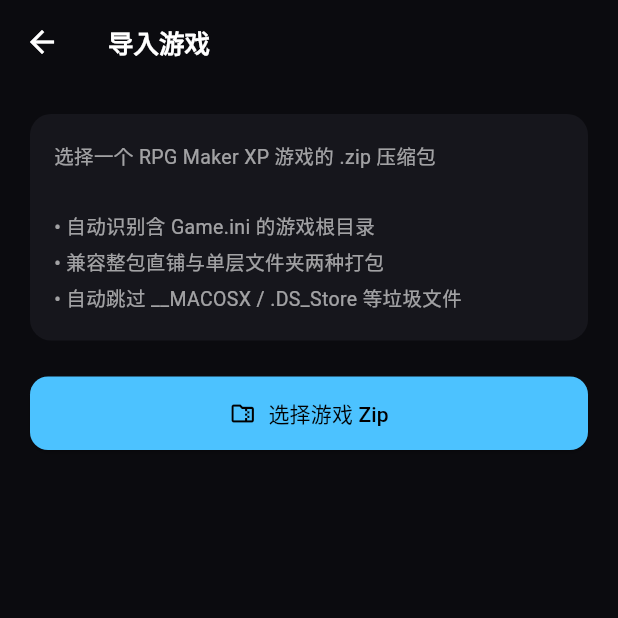
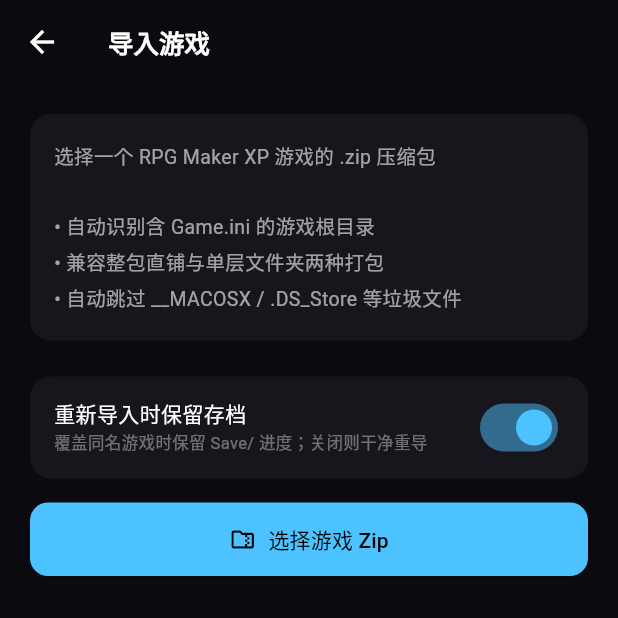
Before and after one commit to vikangliang/rpgxp-ios, a Flutter app: the ImportPage screen opened by its route, on a phone screen of 412 x 824 dp, the top half of it. Run offline on Flutter 3.47's test engine with Material 3 defaults, Android fonts, the phone set to English and light mode, and no system bars; our stand-ins replace file_picker, share_plus.

Commit message:
feat(import): 重导游戏时可选保留存档，根治吞进度
root cause: GameLibrary.importZip 在解压前 dest.delete(recursive:true) 把 games/<名>/ 整目录删掉, 存档 Save/ 一并清空, 且 UIFileSharingEnabled 未开无法 Finder 备份。

fix: importZip 增加 keepSave 参数(默认 true)。重导前若目标已存在 Save/ 则先 rename 到 games/..mkxp_save_bak_<名> 暂存, 删旧目录解压完再还原; 若 Zip 自带 Save 则覆盖, 确保用玩家自己的进度。导入失败(catch)也把暂存存档放回原位, 永不丢失。

ui: import.dart 导入页加「重新导入时保留存档」开关(默认开), 关掉即为干净重导。这样修游戏 bug 重新导入修复包时存档原封不动, 不再需要 iMazing/整机备份。

```diff
--- a/lib/screens/import.dart
+++ b/lib/screens/import.dart
@@ -16,6 +16,7 @@
   static const _card = Color(0xFF16161C);
 
   bool _importing = false;
+  bool _keepSave = true;
   String _status = '';
   double _progress = 0;
   String _currentFile = '';
@@ -28,13 +29,16 @@
       _status = '正在解压…（大游戏请耐心等待）';
     });
     try {
-      final name = await GameLibrary.importZip(onProgress: (p, file) {
+      final name = await GameLibrary.importZip(
+        onProgress: (p, file) {
         if (!mounted) return;
         setState(() {
           _progress = p;
           _currentFile = file;
         });
-      });
+      },
+        keepSave: _keepSave,
+      );
       if (!mounted) return;
       setState(() => _status = name.isEmpty ? '已取消导入' : '导入完成：$name');
       if (name.isNotEmpty) {
@@ -81,6 +85,37 @@
                 ),
               ),
               const SizedBox(height: 24),
+              Container(
+                padding: const EdgeInsets.symmetric(horizontal: 16, vertical: 10),
+                decoration: BoxDecoration(
+                  color: _card,
+                  borderRadius: BorderRadius.circular(14),
+                ),
+                child: Row(
+                  children: [
+                    const Expanded(
+                      child: Column(
+                        crossAxisAlignment: CrossAxisAlignment.start,
+                        children: [
+                          Text('重新导入时保留存档',
+                              style: TextStyle(color: Colors.white, fontSize: 14)),
+                          SizedBox(height: 2),
+                          Text('覆盖同名游戏时保留 Save/ 进度；关闭则干净重导',
+                              style: TextStyle(color: Colors.white38, fontSize: 11)),
+                        ],
+                      ),
+                    ),
+                    Switch(
+                      value: _keepSave,
+                      activeColor: _primary,
+                      onChanged: _importing
+                          ? null
+                          : (v) => setState(() => _keepSave = v),
+                    ),
+                  ],
+                ),
+              ),
+              const SizedBox(height: 16),
               ElevatedButton.icon(
                 style: ElevatedButton.styleFrom(
                   backgroundColor: _primary,
--- a/lib/services/game_library.dart
+++ b/lib/services/game_library.dart
@@ -75,8 +75,10 @@
   ///   - Game.ini 在 Zip 根目录（整包直铺）；
   ///   - Game.ini 在 Zip 内的某个文件夹下（常见：Essentials/Game.ini）。
   /// 自动跳过 __MACOSX/、.DS_Store、._* 等 macOS 打包垃圾。
-  static Future<String> importZip(
-      {void Function(double progress, String currentFile)? onProgress}) async {
+  static Future<String> importZip({
+    void Function(double progress, String currentFile)? onProgress,
+    bool keepSave = true,
+  }) async {
     // file_picker 13.x：FilePicker 是 abstract final class，静态方法直接挂在
     // FilePicker 上（无 .platform 成员），单文件选择用 pickFile()，读取数据
     // 改用 PlatformFile.readAsBytes()。
@@ -119,6 +121,22 @@
     // 3) 解压（跳过打包垃圾与根目录之外的文件），按字节上报进度
     final dir = await gamesDir();
     final dest = Directory('${dir.path}/$name');
+
+    // 重导时保留用户存档：先把 Save/ 暂存到兄弟临时目录，删旧目录→解压→再还原。
+    // 这样"重新导入修复包"变成增量更新，绝不吞掉游戏进度（keepSave 默认开；
+    // 用户可在导入页关掉开关做干净重导）。失败时也会把暂存存档放回原位，永不丢失。
+    Directory? saveBak;
+    if (keepSave) {
+      final saveSrc = Directory('${dest.path}/Save');
+      if (await saveSrc.exists()) {
+        final bak = Directory('${dir.path}/.mkxp_save_bak_$name');
+        if (await bak.exists()) await bak.delete(recursive: true);
+        await saveSrc.rename(bak.path);
+        saveBak = bak;
+      }
+    }
+
+    try {
       if (await dest.exists()) await dest.delete(recursive: true);
       await dest.create(recursive: true);
 
@@ -157,10 +175,27 @@
       }
       report('完成', force: true);
 
+      // 还原用户存档（若 Zip 自带 Save 则覆盖，确保用玩家自己的进度）
+      if (saveBak != null && await saveBak.exists()) {
+        final restored = Directory('${dest.path}/Save');
+        if (await restored.exists()) await restored.delete(recursive: true);
+        await saveBak.rename(restored.path);
+      }
+
       // 4) 校验：顶层必须有 Game.ini，否则不是 RGSS 游戏
       if (!await File('${dest.path}/Game.ini').exists()) {
         throw Exception('解压完成但没找到 Game.ini——这个 Zip 可能不是 RPG Maker XP 游戏');
       }
+    } catch (e) {
+      // 导入失败：把暂存存档放回原位，绝不丢失玩家进度
+      if (saveBak != null && await saveBak.exists()) {
+        if (!await dest.exists()) await dest.create(recursive: true);
+        final restored = Directory('${dest.path}/Save');
+        if (await restored.exists()) await restored.delete(recursive: true);
+        await saveBak.rename(restored.path);
+      }
+      rethrow;
+    }
     return name;
   }
 }
```
Lines whose indentation alone changed are shown as unchanged.
